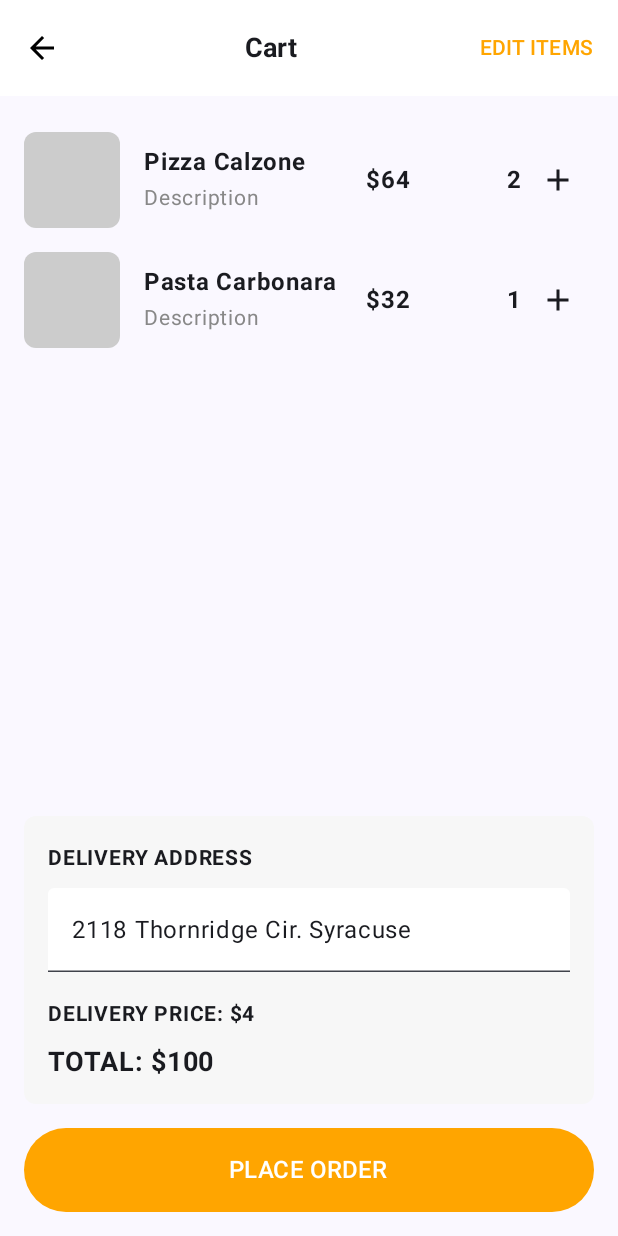
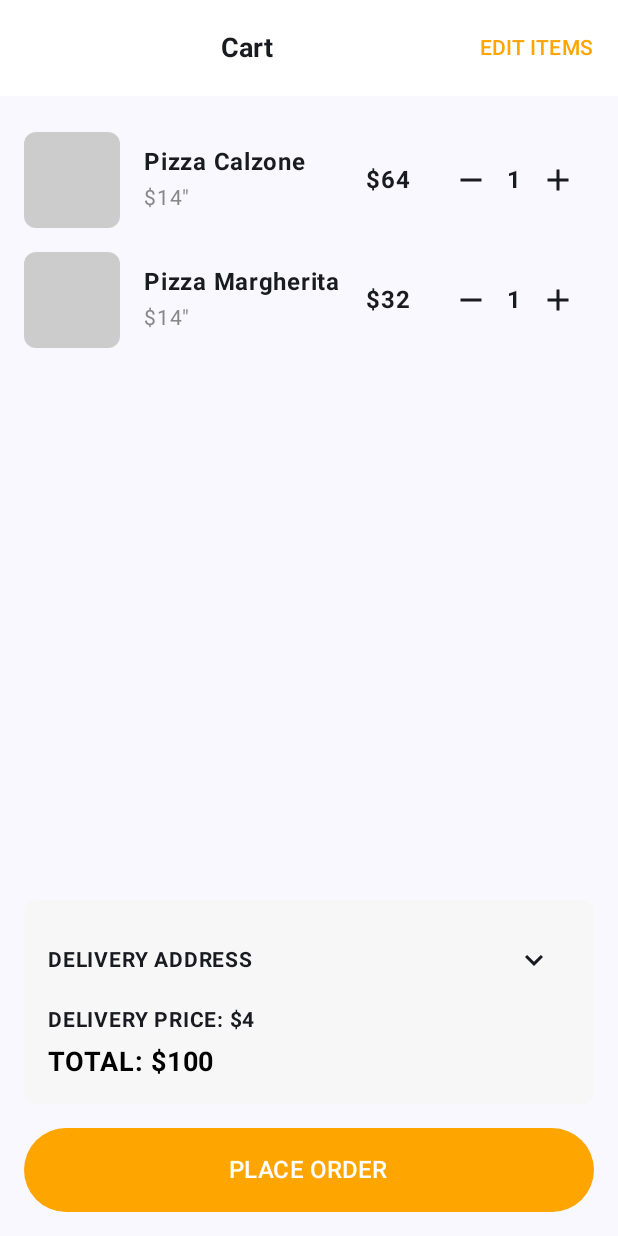
Before and after one commit to chemsou7876/Projet_TDM_frontend, an Android app built with Jetpack Compose: the screen it shows after launch (MainActivity), on a phone screen of 412 x 824 dp. Run offline under Robolectric (Android 15) with nearby library versions, the phone set to English and light mode, and no system bars.

Commit message:
Cart done

```diff
--- a/app/build.gradle.kts
+++ b/app/build.gradle.kts
@@ -51,6 +51,8 @@ android {
 
 dependencies {
 
+    implementation ("androidx.compose.material:material-icons-extended:1.5.1")
+
     implementation(libs.androidx.core.ktx)
     implementation(libs.androidx.lifecycle.runtime.ktx)
     implementation(libs.androidx.activity.compose)
@@ -59,6 +61,7 @@ dependencies {
     implementation(libs.androidx.ui.graphics)
     implementation(libs.androidx.ui.tooling.preview)
     implementation(libs.androidx.material3)
+    implementation(libs.androidx.appcompat)
     testImplementation(libs.junit)
     androidTestImplementation(libs.androidx.junit)
     androidTestImplementation(libs.androidx.espresso.core)
--- a/app/src/main/java/com/example/projet_tdm/MainActivity.kt
+++ b/app/src/main/java/com/example/projet_tdm/MainActivity.kt
@@ -9,7 +9,8 @@ import androidx.compose.material3.Scaffold
 import androidx.compose.runtime.Composable
 import androidx.compose.ui.Modifier
 import com.example.projet_tdm.ui.theme.Projet_TDMTheme
-import com.example.projet_tdm.ui.theme.Cart.MyCart // Assurez-vous que cet import est correct
+import com.example.projet_tdm.ui.theme.Cart.MyCart
+
 
 class MainActivity : ComponentActivity() {
     override fun onCreate(savedInstanceState: Bundle?) {
--- a/app/src/main/java/com/example/projet_tdm/ui/theme/Cart/MyCart.kt
+++ b/app/src/main/java/com/example/projet_tdm/ui/theme/Cart/MyCart.kt
@@ -1,22 +1,17 @@
 package com.example.projet_tdm.ui.theme.Cart
-
+import androidx.compose.animation.animateContentSize
 import androidx.compose.foundation.background
-import androidx.compose.foundation.border
-import androidx.compose.runtime.mutableStateOf
-import androidx.compose.runtime.remember
-import androidx.compose.runtime.getValue
-import androidx.compose.runtime.setValue
-
 import androidx.compose.foundation.layout.*
 import androidx.compose.foundation.lazy.LazyColumn
 import androidx.compose.foundation.shape.RoundedCornerShape
 import androidx.compose.material.icons.Icons
 import androidx.compose.material.icons.filled.Add
-import androidx.compose.material.icons.filled.ArrowBack
+import androidx.compose.material.icons.filled.Close
+import androidx.compose.material.icons.filled.ExpandLess
+import androidx.compose.material.icons.filled.ExpandMore
+import androidx.compose.material.icons.filled.Remove
 import androidx.compose.material3.*
-import androidx.compose.runtime.Composable
-import androidx.compose.runtime.mutableStateOf
-import androidx.compose.runtime.remember
+import androidx.compose.runtime.*
 import androidx.compose.ui.Alignment
 import androidx.compose.ui.Modifier
 import androidx.compose.ui.graphics.Color
@@ -25,20 +20,81 @@ import androidx.compose.ui.text.style.TextAlign
 import androidx.compose.ui.unit.dp
 import androidx.compose.ui.unit.sp
 
-@OptIn(ExperimentalMaterial3Api::class)
+data class CartItemModel(
+    val name: String,
+    val unitPrice: Int,
+    var quantity: Int
+)
+
 @Composable
 fun MyCart() {
+    var isEditing by remember { mutableStateOf(false) }
+    var cartItems by remember {
+        mutableStateOf(
+            mutableListOf(
+                CartItemModel("Pizza Calzone", 64, 1),
+                CartItemModel("Pizza Margherita", 32, 1)
+            )
+        )
+    }
+    val deliveryPrice = 4
+    val totalPrice by remember(cartItems) {
+        derivedStateOf {
+            cartItems.sumOf { it.unitPrice * it.quantity } + deliveryPrice
+        }
+    }
+
     Scaffold(
-        topBar = { CartTopBar() },
+        topBar = { CartTopBar(isEditing = isEditing, onToggleEdit = { isEditing = !isEditing }) },
         content = { innerPadding ->
-            CartContent(Modifier.padding(innerPadding))
+            Column(
+                modifier = Modifier
+                    .padding(innerPadding)
+                    .fillMaxSize()
+                    .padding(16.dp)
+            ) {
+                LazyColumn(modifier = Modifier.weight(1f)) {
+                    items(cartItems.size) { index ->
+                        CartItem(
+                            item = cartItems[index],
+                            isEditing = isEditing,
+                            onRemove = {
+                                val newList = cartItems.toMutableList()
+                                newList.removeAt(index)
+                                cartItems = newList
+                            },
+                            onQuantityChange = { _, newQuantity ->
+                                val newList = cartItems.toMutableList()
+                                newList[index] = newList[index].copy(quantity = newQuantity)
+                                cartItems = newList
+                            }
+                        )
+                    }
+                }
+
+                Spacer(modifier = Modifier.height(16.dp))
+
+                ExpandableDeliverySection(totalPrice = totalPrice, deliveryPrice = deliveryPrice)
+
+                Spacer(modifier = Modifier.height(16.dp))
+
+                Button(
+                    onClick = { /* Action passer commande */ },
+                    modifier = Modifier
+                        .fillMaxWidth()
+                        .height(56.dp),
+                    colors = ButtonDefaults.buttonColors(containerColor = Color(0xFFFFA500))
+                ) {
+                    Text(text = "PLACE ORDER", color = Color.White, fontSize = 16.sp)
+                }
+            }
         }
     )
 }
 
 @OptIn(ExperimentalMaterial3Api::class)
 @Composable
-fun CartTopBar() {
+fun CartTopBar(isEditing: Boolean, onToggleEdit: () -> Unit) {
     TopAppBar(
         colors = TopAppBarDefaults.smallTopAppBarColors(containerColor = Color.White),
         title = {
@@ -50,66 +106,24 @@ fun CartTopBar() {
                 fontWeight = FontWeight.Bold
             )
         },
-        navigationIcon = {
-            IconButton(onClick = { /* Action retour */ }) {
-                Icon(
-                    imageVector = Icons.Filled.ArrowBack,
-                    contentDescription = "Back",
-                    tint = Color.Black
+        actions = {
+            TextButton(onClick = onToggleEdit) {
+                Text(
+                    text = if (isEditing) "DONE" else "EDIT ITEMS",
+                    color = Color(0xFFFFA500)
                 )
-            }
-        },
-        actions = {
-            TextButton(onClick = { /* Action modifier les articles */ }) {
-                Text(text = "EDIT ITEMS", color = Color(0xFFFFA500))
             }
         }
     )
 }
 
 @Composable
-fun CartContent(modifier: Modifier = Modifier) {
-    Column(
-        modifier = modifier
-            .fillMaxSize()
-            .padding(16.dp)
+fun CartItem(
+    item: CartItemModel,
+    isEditing: Boolean,
+    onRemove: () -> Unit,
+    onQuantityChange: (Int, Int) -> Unit
 ) {
-        // Liste des articles dans le panier
-        LazyColumn(
-            modifier = Modifier.weight(1f)
-        ) {
-            items(2) { index -> // Exemple d'articles fictifs
-                CartItem(
-                    name = if (index == 0) "Pizza Calzone" else "Pasta Carbonara",
-                    price = if (index == 0) 64 else 32,
-                    quantity = if (index == 0) 2 else 1
-                )
-            }
-        }
-
-        // Section d'informations sur la livraison
-        Spacer(modifier = Modifier.height(16.dp))
-        DeliveryInfoSection(
-
-
-        )
-
-        // Bouton de commande
-        Spacer(modifier = Modifier.height(16.dp))
-        Button(
-            onClick = { /* Action passer la commande */ },
-            modifier = Modifier
-                .fillMaxWidth()
-                .height(56.dp),
-            colors = ButtonDefaults.buttonColors(containerColor = Color(0xFFFFA500))
-        ) {
-            Text(text = "PLACE ORDER", color = Color.White, fontSize = 16.sp)
-        }
-    }
-}
-
-@Composable
-fun CartItem(name: String, price: Int, quantity: Int) {
     Row(
         modifier = Modifier
             .fillMaxWidth()
@@ -123,72 +137,115 @@ fun CartItem(name: String, price: Int, quantity: Int) {
         )
         Spacer(modifier = Modifier.width(16.dp))
         Column(modifier = Modifier.weight(1f)) {
-            Text(text = name, fontSize = 16.sp, fontWeight = FontWeight.Bold)
-            Text(text = "Description", fontSize = 14.sp, color = Color.Gray)
+            Text(text = item.name, fontSize = 16.sp, fontWeight = FontWeight.Bold)
+            Text(text = "$14\"", fontSize = 14.sp, color = Color.Gray)
         }
         Spacer(modifier = Modifier.width(16.dp))
-        Text(text = "$$price", fontSize = 16.sp, fontWeight = FontWeight.Bold)
+        Text(text = "$${item.unitPrice}", fontSize = 16.sp, fontWeight = FontWeight.Bold)
         Spacer(modifier = Modifier.width(16.dp))
         Row(verticalAlignment = Alignment.CenterVertically) {
-            IconButton(onClick = { /* Diminuer la quantité */ }) {
-
+            if (isEditing) {
+                IconButton(onClick = onRemove) {
+                    Icon(
+                        imageVector = Icons.Default.Close,
+                        contentDescription = "Remove item",
+                        tint = Color.Red
+                    )
                 }
-            Text(text = "$quantity", fontSize = 16.sp, fontWeight = FontWeight.Bold)
-            IconButton(onClick = { /* Augmenter la quantité */ }) {
+            } else {
+                IconButton(
+                    onClick = {
+                        if (item.quantity > 1) {
+                            onQuantityChange(0, item.quantity - 1)
+                        }
+                    }
+                ) {
                     Icon(
-                    imageVector = Icons.Filled.Add,
-                    contentDescription = "Plus"
+                        imageVector = Icons.Default.Remove,
+                        contentDescription = "Decrease"
+                    )
+                }
+                Text(
+                    text = "${item.quantity}",
+                    fontSize = 16.sp,
+                    fontWeight = FontWeight.Bold
+                )
+                IconButton(
+                    onClick = { onQuantityChange(0, item.quantity + 1) }
+                ) {
+                    Icon(
+                        imageVector = Icons.Default.Add,
+                        contentDescription = "Increase"
                     )
                 }
             }
         }
     }
+}
 
-@OptIn(ExperimentalMaterial3Api::class)
 @Composable
-fun DeliveryInfoSection() {
+fun ExpandableDeliverySection(totalPrice: Int, deliveryPrice: Int) {
+    var isExpanded by remember { mutableStateOf(false) }
     var address by remember { mutableStateOf("2118 Thornridge Cir. Syracuse") }
+    var notes by remember { mutableStateOf("") }
 
     Column(
         modifier = Modifier
             .fillMaxWidth()
             .background(Color(0xFFF7F7F7), shape = RoundedCornerShape(8.dp))
+            .animateContentSize()
             .padding(16.dp)
     ) {
         Row(
-            modifier = Modifier.fillMaxWidth(),
-            horizontalArrangement = Arrangement.SpaceBetween
+            modifier = Modifier
+                .fillMaxWidth()
+                .padding(bottom = if (isExpanded) 8.dp else 0.dp),
+            horizontalArrangement = Arrangement.SpaceBetween,
+            verticalAlignment = Alignment.CenterVertically
         ) {
-            Text(text = "DELIVERY ADDRESS", fontSize = 14.sp, fontWeight = FontWeight.Bold)
-//            TextButton(onClick = { /* Modifier l'adresse */ }) {
-//                Text(text = "EDIT", color = Color(0xFFFFA500))
-//            }
+            Text(
+                text = "DELIVERY ADDRESS",
+                fontWeight = FontWeight.Bold,
+                fontSize = 14.sp
+            )
+            IconButton(onClick = { isExpanded = !isExpanded }) {
+                Icon(
+                    imageVector = if (isExpanded) Icons.Default.ExpandLess else Icons.Default.ExpandMore,
+                    contentDescription = if (isExpanded) "Collapse" else "Expand"
+                )
+            }
         }
 
-        TextField(
+        if (isExpanded) {
+            OutlinedTextField(
                 value = address,
                 onValueChange = { address = it },
-            placeholder = { Text(text = "Enter your address") },
+                label = { Text("Address") },
                 modifier = Modifier
                     .fillMaxWidth()
                     .padding(vertical = 8.dp)
-                .border(1.dp, Color.Transparent, RoundedCornerShape(8.dp)),
-            colors = TextFieldDefaults.textFieldColors(
-                containerColor = Color.White
             )
+            OutlinedTextField(
+                value = notes,
+                onValueChange = { notes = it },
+                label = { Text("Enter delivery notes") },
+                modifier = Modifier
+                    .fillMaxWidth()
+                    .padding(vertical = 8.dp)
             )
+        }
 
-        Spacer(modifier = Modifier.height(8.dp))
-        Text(text = "DELIVERY PRICE: $4", fontSize = 14.sp, fontWeight = FontWeight.Bold)
-        Spacer(modifier = Modifier.height(8.dp))
-        Row(
-            modifier = Modifier.fillMaxWidth(),
-            horizontalArrangement = Arrangement.SpaceBetween
-        ) {
-            Text(text = "TOTAL: $100", fontSize = 18.sp, fontWeight = FontWeight.Bold)
-//            TextButton(onClick = { /* Voir les détails */ }) {
-//                Text(text = "Breakdown >", color = Color(0xFFFFA500))
-//            }
+        Text(
+            text = "DELIVERY PRICE: $$deliveryPrice",
+            fontWeight = FontWeight.Bold,
+            fontSize = 14.sp,
+            modifier = Modifier.padding(vertical = 4.dp)
+        )
+        Text(
+            text = "TOTAL: $$totalPrice",
+            fontWeight = FontWeight.Bold,
+            fontSize = 18.sp,
+            color = Color.Black
+        )
     }
 }
-}
--- a/app/src/main/res/values/colors.xml
+++ b/app/src/main/res/values/colors.xml
@@ -1,6 +1,8 @@
 <?xml version="1.0" encoding="utf-8"?>
 <resources>
     <color name="purple_200">#FFBB86FC</color>
+    <color name="orange">#FFA500</color> <!-- Définir la couleur orange -->
+    <color name="gray">#808080</color> <!-- Définir la couleur grise -->
     <color name="purple_500">#FF6200EE</color>
     <color name="purple_700">#FF3700B3</color>
     <color name="teal_200">#FF03DAC5</color>
--- a/gradle/libs.versions.toml
+++ b/gradle/libs.versions.toml
@@ -8,6 +8,7 @@ espressoCore = "3.6.1"
 lifecycleRuntimeKtx = "2.8.7"
 activityCompose = "1.9.3"
 composeBom = "2024.04.01"
+appcompat = "1.7.0"
 
 [libraries]
 androidx-core-ktx = { group = "androidx.core", name = "core-ktx", version.ref = "coreKtx" }
@@ -24,6 +25,7 @@ androidx-ui-tooling-preview = { group = "androidx.compose.ui", name = "ui-toolin
 androidx-ui-test-manifest = { group = "androidx.compose.ui", name = "ui-test-manifest" }
 androidx-ui-test-junit4 = { group = "androidx.compose.ui", name = "ui-test-junit4" }
 androidx-material3 = { group = "androidx.compose.material3", name = "material3" }
+androidx-appcompat = { group = "androidx.appcompat", name = "appcompat", version.ref = "appcompat" }
 
 [plugins]
 android-application = { id = "com.android.application", version.ref = "agp" }
```
Also changed, not shown: app/src/main/res/drawable/home.png (added), app/src/main/res/drawable/home_orange.png (added), app/src/main/res/drawable/moto.png (added), app/src/main/res/drawable/moto_orange.png (added), app/src/main/res/drawable/notif.png (added), app/src/main/res/drawable/notif_orange.png (added), app/src/main/res/drawable/profile.png (added), app/src/main/res/drawable/profile_orange.png (added), app/src/main/res/drawable/search.png (added), app/src/main/res/drawable/search_orange.png (added). Lines whose indentation alone changed are shown as unchanged.
